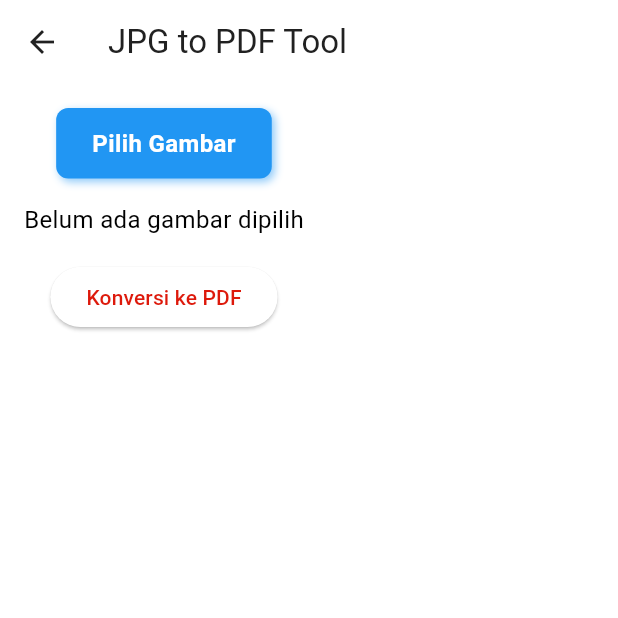
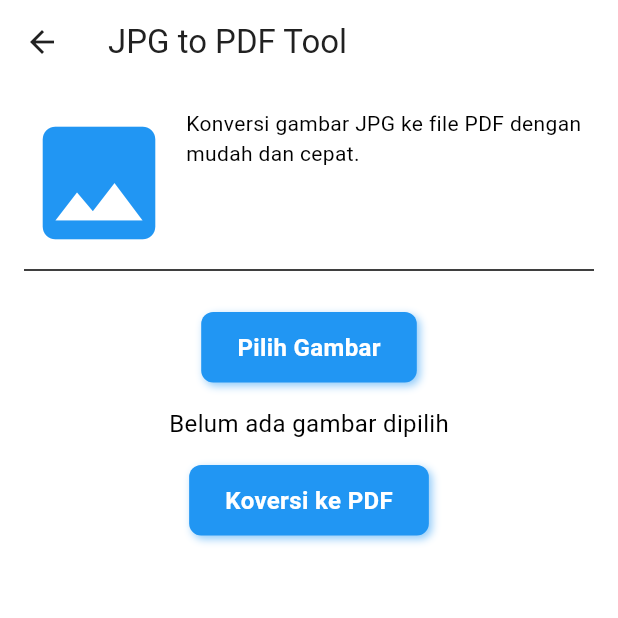
Before and after one commit to mkdm54/easyPDF-app, a Flutter app: the JpgToPdfTool screen opened directly, on a phone screen of 412 x 824 dp, the top half of it. Run offline on Flutter 3.47's test engine with Material 3 defaults, Android fonts, the phone set to English and light mode, and no system bars; our stand-ins replace file_picker, flutter_svg, pdf, permission_handler, video_player.

Commit message:
STYLE :  ubah warna dan bentuk pada tombol konversi pdf

```diff
--- a/lib/tools/jpg_to_pdf/jpg_to_pdf_tool.dart
+++ b/lib/tools/jpg_to_pdf/jpg_to_pdf_tool.dart
@@ -97,6 +97,26 @@ class _JpgToPdfToolState extends State<JpgToPdfTool> {
         padding: const EdgeInsets.all(16),
         child: Column(
           children: [
+            SizedBox(
+              width: double.infinity,
+              height: 100,
+              child: Row(
+                mainAxisAlignment: MainAxisAlignment.center,
+                crossAxisAlignment: CrossAxisAlignment.start,
+                children: [
+                  Icon(Icons.image, color: Colors.blue, size: 100,),
+                  const SizedBox(width: 8), // jarak antara icon dan teks
+                  Flexible(
+                    child: Text(
+                      'Konversi gambar JPG ke file PDF dengan mudah dan cepat.',
+                      style: TextStyle(fontSize: 14),
+                    ),
+                  ),
+                ],
+              ),
+            ),
+            const Divider(),
+            const SizedBox(height: 20),
             GestureDetector(
               onTap: _pickImage,
               child: Container(
@@ -130,9 +150,33 @@ class _JpgToPdfToolState extends State<JpgToPdfTool> {
                 ? Image.file(_selectedImage!, height: 200)
                 : const Text("Belum ada gambar dipilih"),
             const SizedBox(height: 16),
-            ElevatedButton(
-              onPressed: _convertToPdf,
-              child: const Text("Konversi ke PDF"),
+            GestureDetector(
+              onTap: _convertToPdf,
+              child: Container(
+                padding: const EdgeInsets.symmetric(
+                  vertical: 12,
+                  horizontal: 24,
+                ),
+                decoration: BoxDecoration(
+                  color: Colors.blue,
+                  borderRadius: BorderRadius.circular(8),
+                  boxShadow: [
+                    BoxShadow(
+                      color: Colors.blue.withValues(alpha: 0.5),
+                      blurRadius: 4,
+                      offset: const Offset(2, 2),
+                    ),
+                  ],
+                ),
+                child: const Text(
+                  "Koversi ke PDF",
+                  style: TextStyle(
+                    color: Colors.white,
+                    fontSize: 16,
+                    fontWeight: FontWeight.bold,
+                  ),
+                ),
+              ),
             ),
           ],
         ),
```
